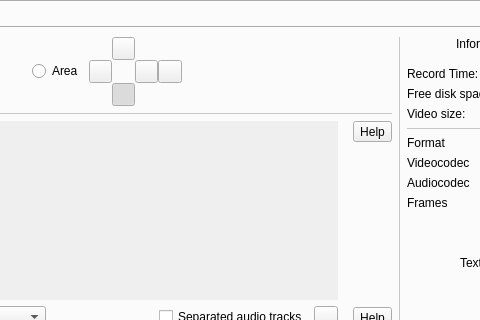
First picture: the form in src/wayland/formMainWindow_wl.ui, repository vkohaupt/vokoscreenNG, before the edit; both pictures show x 242 to 722 and y 0 to 320 of the 820 by 498 pixel window.
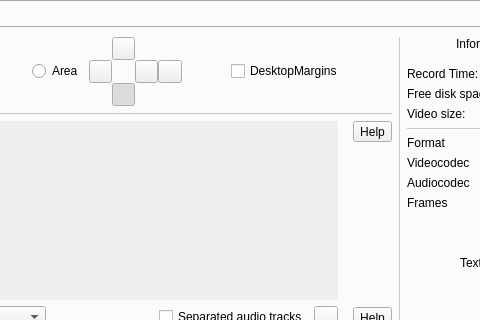
Second picture: the form after the edit. The open tabs and pages were chosen to show the change. Icons and pictures are not drawn.

Commit message: Wayland: Area margins

What changed in the file:
```diff
--- a/src/wayland/formMainWindow_wl.ui
+++ b/src/wayland/formMainWindow_wl.ui
@@ -483,6 +483,26 @@
                          </item>
                         </layout>
                        </item>
+                       <item>
+                        <spacer name="horizontalSpacer_16">
+                         <property name="orientation">
+                          <enum>Qt::Horizontal</enum>
+                         </property>
+                         <property name="sizeHint" stdset="0">
+                          <size>
+                           <width>40</width>
+                           <height>20</height>
+                          </size>
+                         </property>
+                        </spacer>
+                       </item>
+                       <item>
+                        <widget class="QCheckBox" name="checkBoxDesktopMargins">
+                         <property name="text">
+                          <string notr="true">DesktopMargins</string>
+                         </property>
+                        </widget>
+                       </item>
                        <item>
                         <spacer name="horizontalSpacer_2">
                          <property name="orientation">
```
Left out of the diff: 6 changed lines with no effect on the pictures. The commit also changes 3 other files.
